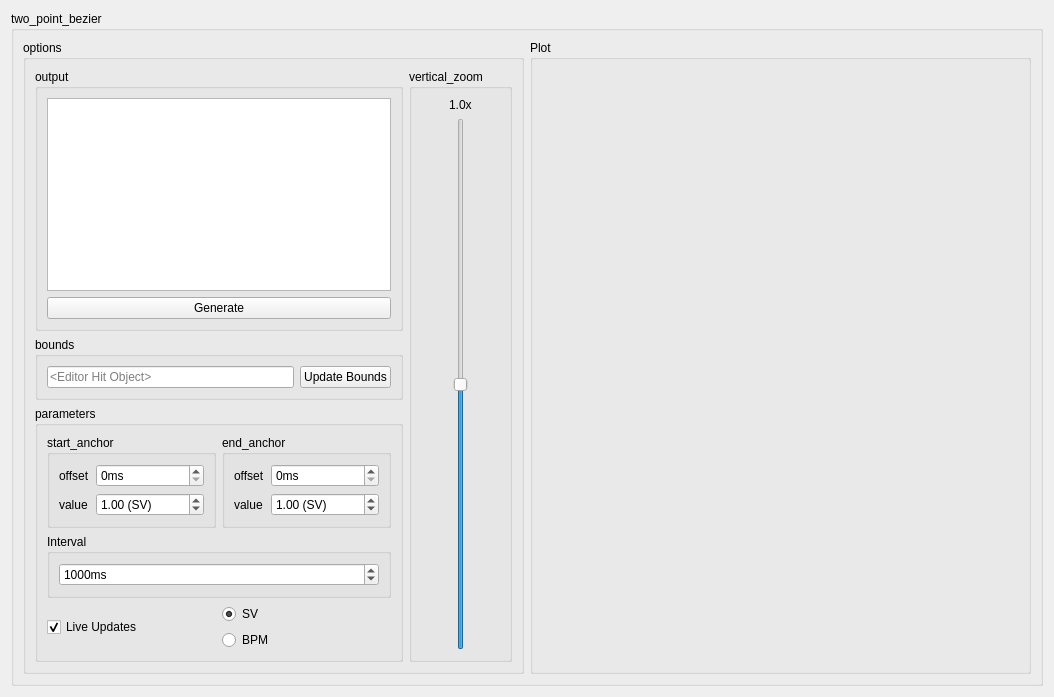
This is ui/twopointbezier.ui in Eve-ning/reamber as Qt 5 draws it before an edit. The edited form follows.
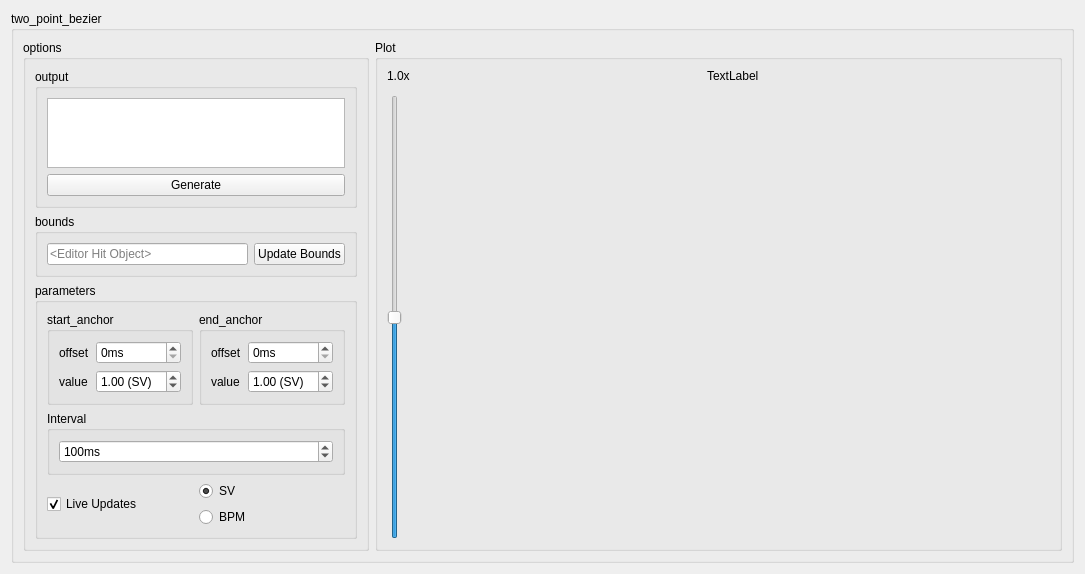
This is the edited form. Custom widgets are drawn as their Qt base class.

```diff
--- a/ui/twopointbezier.ui
+++ b/ui/twopointbezier.ui
@@ -6,8 +6,8 @@
    <rect>
     <x>0</x>
     <y>0</y>
-    <width>1054</width>
-    <height>697</height>
+    <width>1085</width>
+    <height>567</height>
    </rect>
   </property>
   <property name="windowTitle">
@@ -21,13 +21,52 @@
      </property>
      <layout class="QGridLayout" name="gridLayout_2">
       <item row="1" column="2">
-       <widget class="QGroupBox" name="groupBox_2">
+       <widget class="QGroupBox" name="customplot_lo">
+        <property name="sizePolicy">
+         <sizepolicy hsizetype="Expanding" vsizetype="Preferred">
+          <horstretch>0</horstretch>
+          <verstretch>0</verstretch>
+         </sizepolicy>
+        </property>
         <property name="title">
          <string>Plot</string>
         </property>
         <layout class="QGridLayout" name="gridLayout_3">
-         <item row="0" column="1">
-          <widget class="QCustomPlotMouse" name="customplot" native="true"/>
+         <item row="2" column="0">
+          <widget class="QSlider" name="vertzoom">
+           <property name="sizePolicy">
+            <sizepolicy hsizetype="Maximum" vsizetype="Expanding">
+             <horstretch>0</horstretch>
+             <verstretch>0</verstretch>
+            </sizepolicy>
+           </property>
+           <property name="maximum">
+            <number>100</number>
+           </property>
+           <property name="value">
+            <number>50</number>
+           </property>
+           <property name="orientation">
+            <enum>Qt::Vertical</enum>
+           </property>
+          </widget>
+         </item>
+         <item row="1" column="1" rowspan="2">
+          <widget class="QCustomPlotTPB" name="customplot" native="true"/>
+         </item>
+         <item row="0" column="1" alignment="Qt::AlignHCenter">
+          <widget class="QLabel" name="averageLabel">
+           <property name="text">
+            <string>TextLabel</string>
+           </property>
+          </widget>
+         </item>
+         <item row="0" column="0">
+          <widget class="QLabel" name="vertzoomLabel">
+           <property name="text">
+            <string>1.0x</string>
+           </property>
+          </widget>
          </item>
         </layout>
        </widget>
@@ -38,8 +77,46 @@
          <string>options</string>
         </property>
         <layout class="QGridLayout" name="gridLayout_4">
+         <item row="0" column="0" colspan="2">
+          <widget class="QGroupBox" name="output_lo">
+           <property name="sizePolicy">
+            <sizepolicy hsizetype="Preferred" vsizetype="Preferred">
+             <horstretch>0</horstretch>
+             <verstretch>0</verstretch>
+            </sizepolicy>
+           </property>
+           <property name="title">
+            <string>output</string>
+           </property>
+           <layout class="QGridLayout" name="gridLayout_7">
+            <item row="1" column="0" colspan="2">
+             <widget class="QPushButton" name="generate">
+              <property name="text">
+               <string>Generate</string>
+              </property>
+             </widget>
+            </item>
+            <item row="0" column="0" colspan="2">
+             <widget class="QPlainTextEdit" name="output">
+              <property name="sizePolicy">
+               <sizepolicy hsizetype="Preferred" vsizetype="Expanding">
+                <horstretch>0</horstretch>
+                <verstretch>0</verstretch>
+               </sizepolicy>
+              </property>
+             </widget>
+            </item>
+           </layout>
+          </widget>
+         </item>
          <item row="2" column="0" colspan="2">
           <widget class="QGroupBox" name="par_lo">
+           <property name="sizePolicy">
+            <sizepolicy hsizetype="Preferred" vsizetype="Preferred">
+             <horstretch>0</horstretch>
+             <verstretch>0</verstretch>
+            </sizepolicy>
+           </property>
            <property name="title">
             <string>parameters</string>
            </property>
@@ -62,7 +139,7 @@
                   <number>10000</number>
                  </property>
                  <property name="value">
-                  <number>1000</number>
+                  <number>100</number>
                  </property>
                 </widget>
                </item>
@@ -218,34 +295,14 @@
            </layout>
           </widget>
          </item>
-         <item row="0" column="0" colspan="2">
-          <widget class="QGroupBox" name="output_lo">
-           <property name="title">
-            <string>output</string>
-           </property>
-           <layout class="QGridLayout" name="gridLayout_7">
-            <item row="1" column="0" colspan="2">
-             <widget class="QPushButton" name="generate">
-              <property name="text">
-               <string>Generate</string>
-              </property>
-             </widget>
-            </item>
-            <item row="0" column="0" colspan="2">
-             <widget class="QPlainTextEdit" name="output">
-              <property name="sizePolicy">
-               <sizepolicy hsizetype="Preferred" vsizetype="Expanding">
-                <horstretch>0</horstretch>
-                <verstretch>0</verstretch>
-               </sizepolicy>
-              </property>
-             </widget>
-            </item>
-           </layout>
-          </widget>
-         </item>
          <item row="1" column="0" colspan="2">
           <widget class="QGroupBox" name="bound_lo">
+           <property name="sizePolicy">
+            <sizepolicy hsizetype="Preferred" vsizetype="Preferred">
+             <horstretch>0</horstretch>
+             <verstretch>0</verstretch>
+            </sizepolicy>
+           </property>
            <property name="title">
             <string>bounds</string>
            </property>
@@ -267,47 +324,6 @@
            </layout>
           </widget>
          </item>
-         <item row="0" column="2" rowspan="3">
-          <widget class="QGroupBox" name="vertzoom_lo">
-           <property name="sizePolicy">
-            <sizepolicy hsizetype="Maximum" vsizetype="Preferred">
-             <horstretch>0</horstretch>
-             <verstretch>0</verstretch>
-            </sizepolicy>
-           </property>
-           <property name="title">
-            <string>vertical_zoom</string>
-           </property>
-           <layout class="QGridLayout" name="gridLayout_11">
-            <item row="1" column="0" alignment="Qt::AlignHCenter">
-             <widget class="QSlider" name="vertzoom">
-              <property name="sizePolicy">
-               <sizepolicy hsizetype="Maximum" vsizetype="Expanding">
-                <horstretch>0</horstretch>
-                <verstretch>0</verstretch>
-               </sizepolicy>
-              </property>
-              <property name="maximum">
-               <number>100</number>
-              </property>
-              <property name="value">
-               <number>50</number>
-              </property>
-              <property name="orientation">
-               <enum>Qt::Vertical</enum>
-              </property>
-             </widget>
-            </item>
-            <item row="0" column="0" alignment="Qt::AlignHCenter">
-             <widget class="QLabel" name="vertzoomLabel">
-              <property name="text">
-               <string>1.0x</string>
-              </property>
-             </widget>
-            </item>
-           </layout>
-          </widget>
-         </item>
         </layout>
        </widget>
       </item>
@@ -318,9 +334,9 @@
  </widget>
  <customwidgets>
   <customwidget>
-   <class>QCustomPlotMouse</class>
+   <class>QCustomPlotTPB</class>
    <extends>QWidget</extends>
-   <header>depend/qcustomplotmouse.h</header>
+   <header>depend/qcustomplottpb.h</header>
    <container>1</container>
   </customwidget>
  </customwidgets>
```
